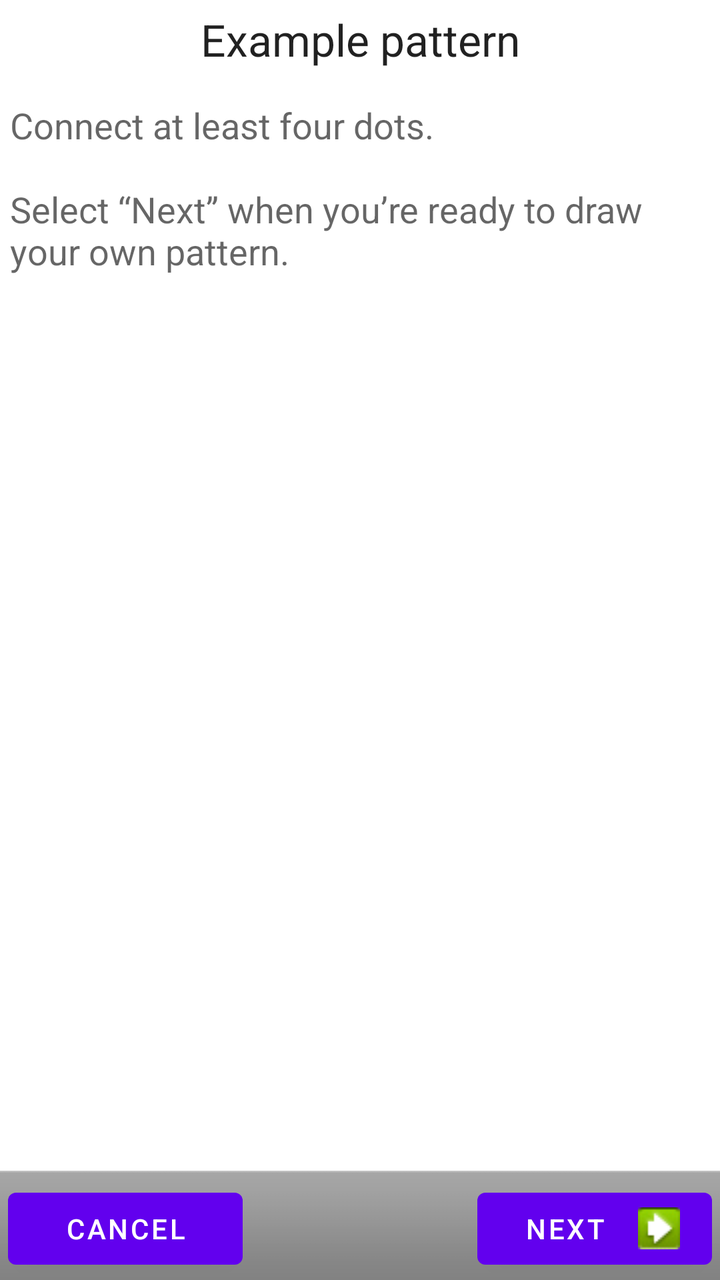
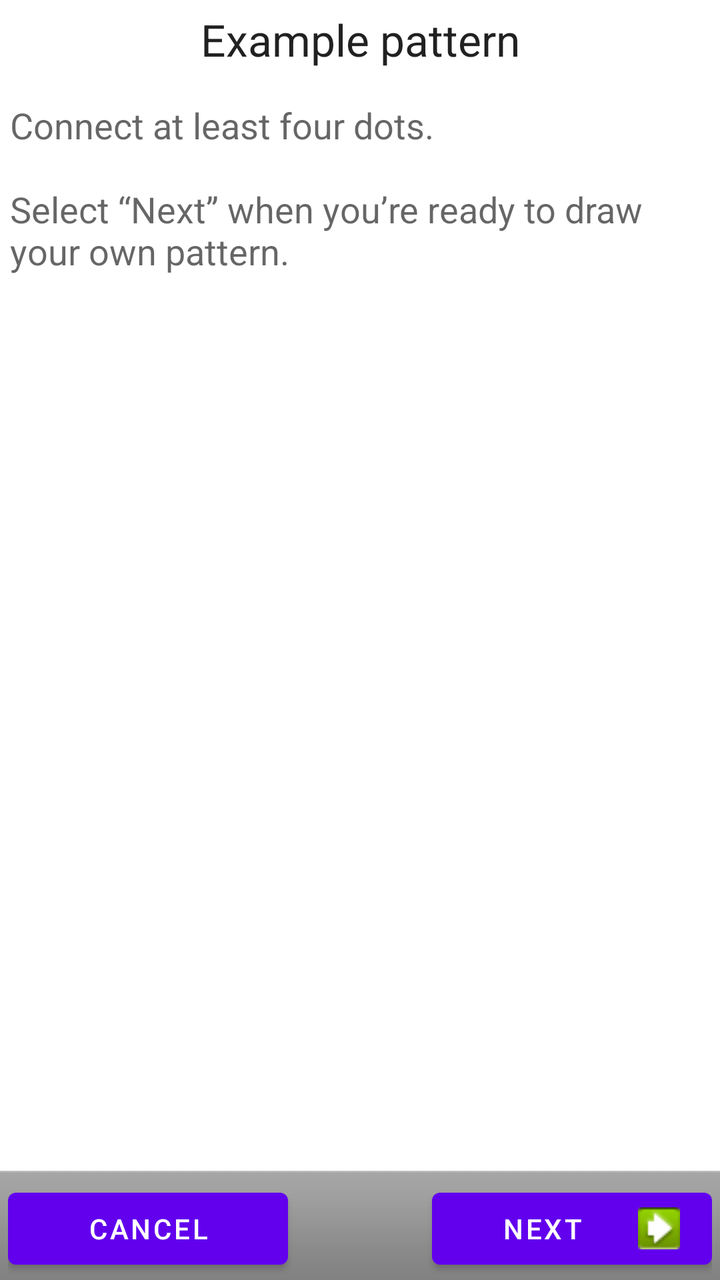

Compare the two renders of this Android layout. The source of the first and the diff that turns it into the second are given below.
<!-- AndroidManifest.xml: fallback theme Theme.MaterialComponents.DayNight.NoActionBar -->
<!-- res/layout/choose_lock_pattern_example.xml -->
<?xml version="1.0" encoding="utf-8"?>
<LinearLayout xmlns:android="http://schemas.android.com/apk/res/android"
    android:orientation="vertical"
    android:layout_height="fill_parent"
    android:layout_width="fill_parent">
    
    <ScrollView 
        android:layout_width="fill_parent"
        android:layout_height="fill_parent"
        android:layout_weight="1">
        
        <LinearLayout
            android:orientation="vertical"
            android:layout_height="fill_parent"
            android:layout_width="fill_parent"
            android:padding="5dip">
            
            <TextView
                android:layout_width="fill_parent"
                android:layout_height="wrap_content"
                android:text="@string/lock_example_title"
                android:gravity="center_horizontal"
                style="?android:attr/textAppearanceLarge"
            />
        
            <ImageView android:id="@+id/lock_anim"
                android:layout_width="wrap_content"
                android:layout_height="wrap_content"
                android:layout_marginTop="11dip"
                android:layout_gravity="center_horizontal"
                android:focusable="false"
                android:clickable="false"
            />
            
            <TextView
                android:layout_width="fill_parent"
                android:layout_height="wrap_content"
                android:layout_marginTop="5dip"
                android:text="@string/lock_example_message"
                android:layout_gravity="left"
                style="?android:attr/textAppearanceMedium"
            />
            
        </LinearLayout>

    </ScrollView>
    
    <LinearLayout style="@android:style/ButtonBar"
        android:orientation="horizontal"
        android:layout_width="fill_parent"
        android:layout_height="wrap_content">
        
        <Button android:id="@+id/skip_button"
            android:layout_height="wrap_content"
            android:layout_width="0dip"
            android:layout_weight="1"
            android:text="@string/skip_button_label"
        />
      
        <View
            android:visibility="invisible"
            android:layout_height="0dip"
            android:layout_width="0dip"
            android:layout_weight="1"
        />

        <Button android:id="@+id/next_button"
            android:layout_height="wrap_content"
            android:layout_width="0dip"
            android:layout_weight="1"
            android:drawableRight="@drawable/ic_btn_next"
            android:drawablePadding="3dip"
            android:text="@string/next_button_label"
        />
        
    </LinearLayout>
    
</LinearLayout>
<!-- resources referenced by this layout -->
<resources>
  <!-- drawable ic_btn_next: png bitmap (drawable, 779 bytes) -->
  <string name="lock_example_message">Connect at least four dots.\n
          \nSelect \u201CNext\u201D when you\u2019re ready to draw your own pattern.
      </string>
  <string name="lock_example_title">Example pattern</string>
  <string name="next_button_label">Next</string>
  <string name="skip_button_label">Cancel</string>
</resources>

<!-- the commit's change to res/layout/choose_lock_pattern_example.xml (unified diff, before → after) -->
@@ -52,22 +52,24 @@
         
         <Button android:id="@+id/skip_button"
             android:layout_height="wrap_content"
-            android:layout_width="0dip"
-            android:layout_weight="1"
+            android:layout_width="140dip"
+            android:ellipsize="marquee"
+            android:singleLine="true"
             android:text="@string/skip_button_label"
         />
       
+        
         <View
             android:visibility="invisible"
             android:layout_height="0dip"
-            android:layout_width="0dip"
-            android:layout_weight="1"
-        />
-
+            android:layout_width="1dip"
+            android:layout_weight="1" />
+            
         <Button android:id="@+id/next_button"
             android:layout_height="wrap_content"
-            android:layout_width="0dip"
-            android:layout_weight="1"
+            android:layout_width="140dip"
+            android:ellipsize="marquee"
+            android:singleLine="true"
             android:drawableRight="@drawable/ic_btn_next"
             android:drawablePadding="3dip"
             android:text="@string/next_button_label"
